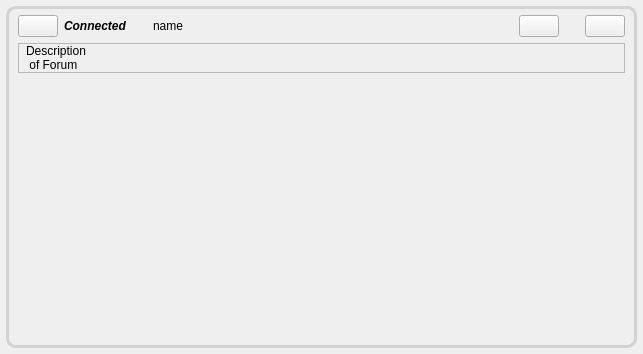
Before: the Qt Designer form retroshare-gui/src/gui/feeds/ChanNewItem.ui in RetroShare/RetroShare, drawn with Qt 5.
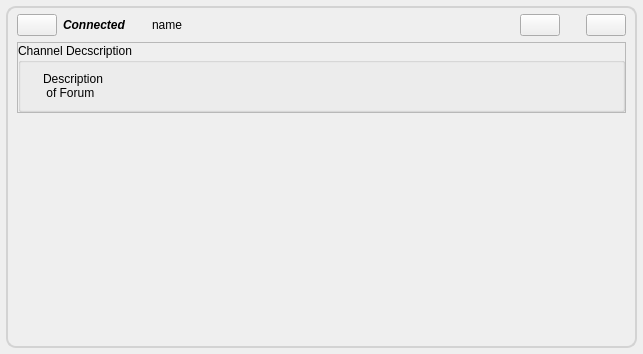
After: the same form once the commit is applied. Icons and pictures are not drawn.

```diff
--- a/retroshare-gui/src/gui/feeds/ChanNewItem.ui
+++ b/retroshare-gui/src/gui/feeds/ChanNewItem.ui
@@ -26,7 +26,7 @@
       </sizepolicy>
      </property>
      <property name="styleSheet">
-      <string notr="true">QFrame#frame{border: 3px solid #D3D3D3; 
+      <string notr="true">QFrame#frame{border: 2px solid #D3D3D3; 
 background-color: qlineargradient(x1:0, y1:0, x2:0, y2:1, 
 stop:0 #FFFFFF, stop:1 #F2F2F2);;
 border-radius: 10px;}</string>
@@ -199,6 +199,10 @@
           <number>0</number>
          </property>
          <item>
+          <widget class="QGroupBox" name="">
+           <property name="title">
+            <string>Channel Decscription</string>
+           </property>
           <layout class="QHBoxLayout">
            <item>
             <widget class="QLabel" name="iconLabel">
@@ -225,6 +229,7 @@
             </widget>
            </item>
           </layout>
+          </widget>
          </item>
         </layout>
        </widget>
```
Left out of the diff: 1 changed line with no effect on the pictures. Lines whose indentation alone changed are shown as unchanged.
